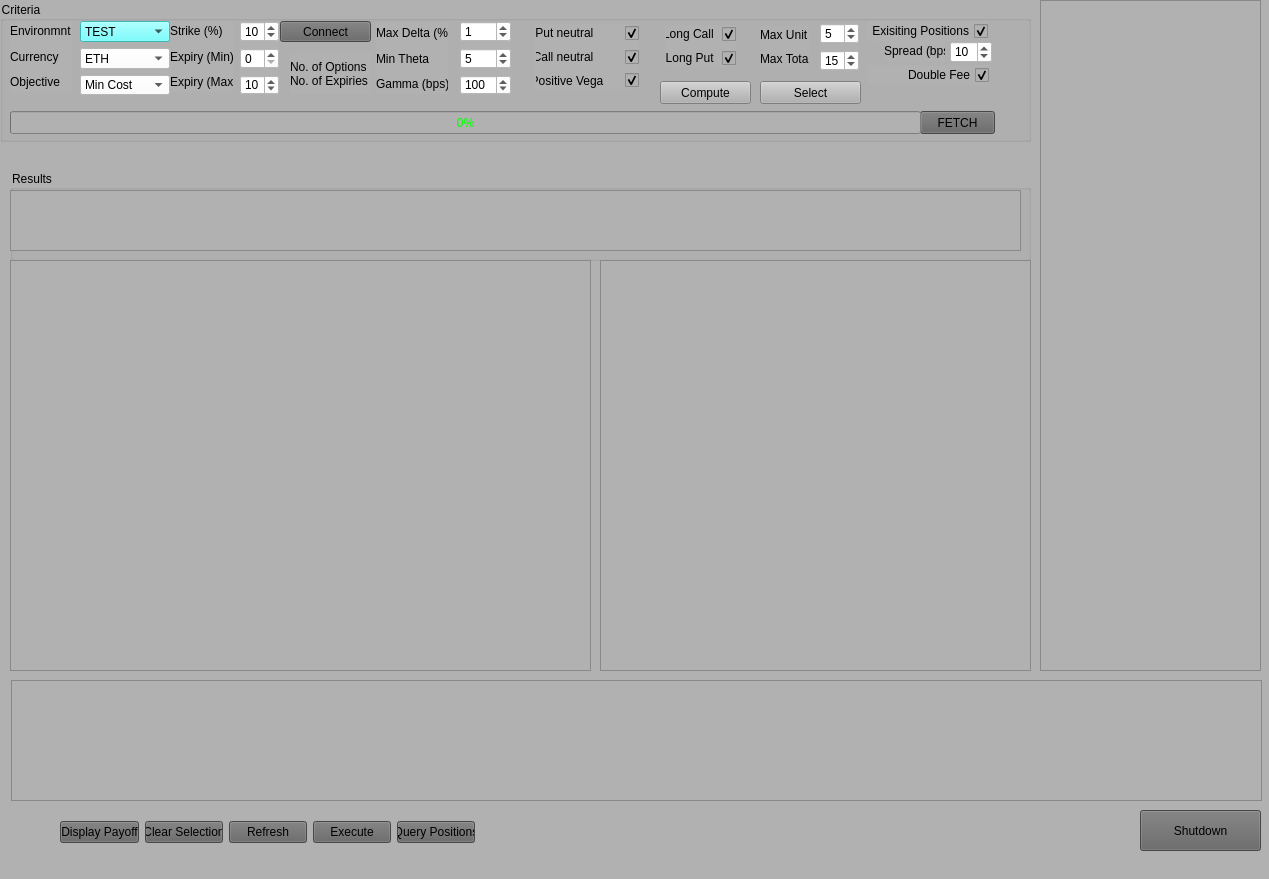
NickyBenz/optionAtilla, file UI/optionAtilla.ui: the form before one commit.
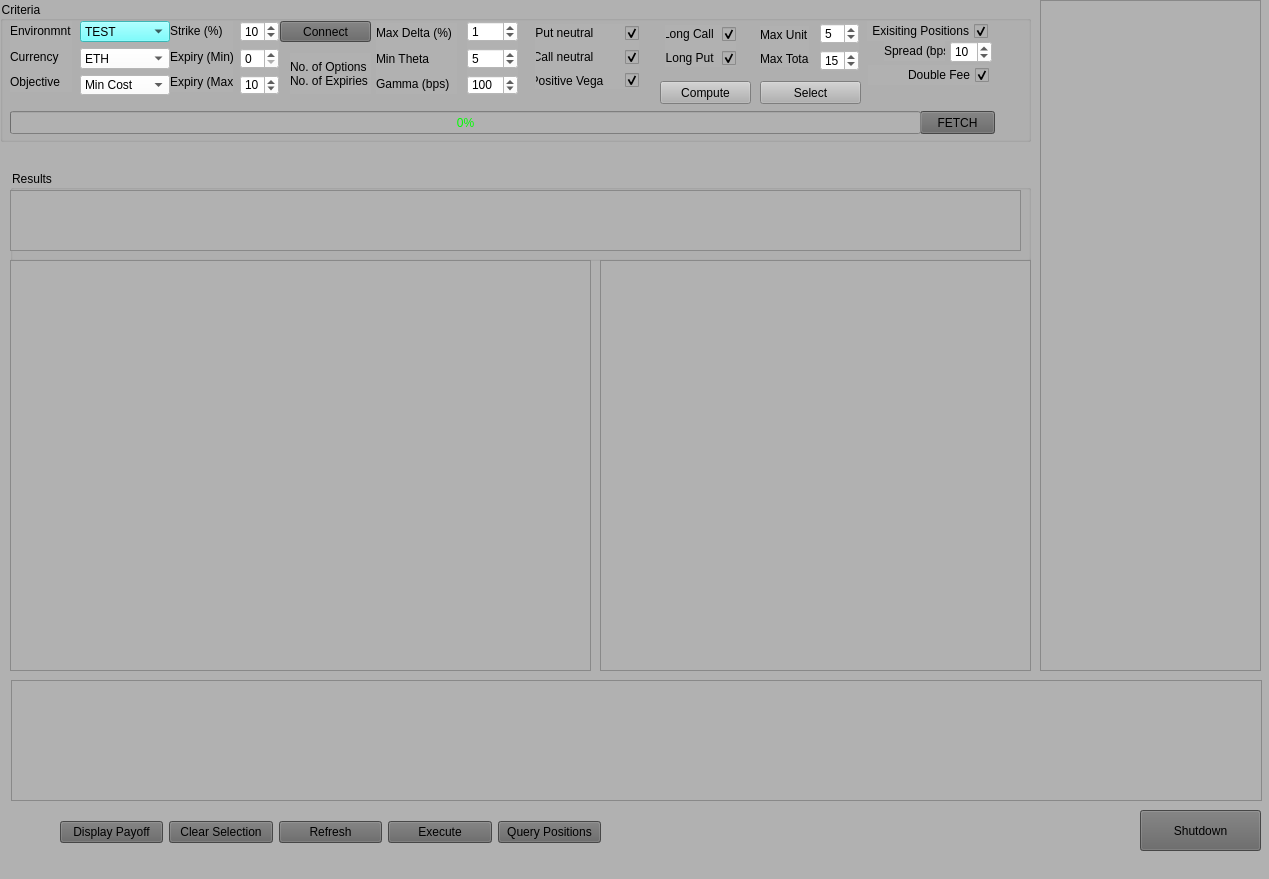
The form after the commit.

```diff
--- a/UI/optionAtilla.ui
+++ b/UI/optionAtilla.ui
@@ -133,7 +133,7 @@
       <rect>
        <x>376</x>
        <y>22</y>
-       <width>72</width>
+       <width>81</width>
        <height>71</height>
       </rect>
      </property>
@@ -164,7 +164,7 @@
     <widget class="QWidget" name="layoutWidget">
      <property name="geometry">
       <rect>
-       <x>460</x>
+       <x>467</x>
        <y>20</y>
        <width>51</width>
        <height>74</height>
@@ -767,7 +767,7 @@
      <rect>
       <x>60</x>
       <y>820</y>
-      <width>415</width>
+      <width>541</width>
       <height>25</height>
      </rect>
     </property>
```
